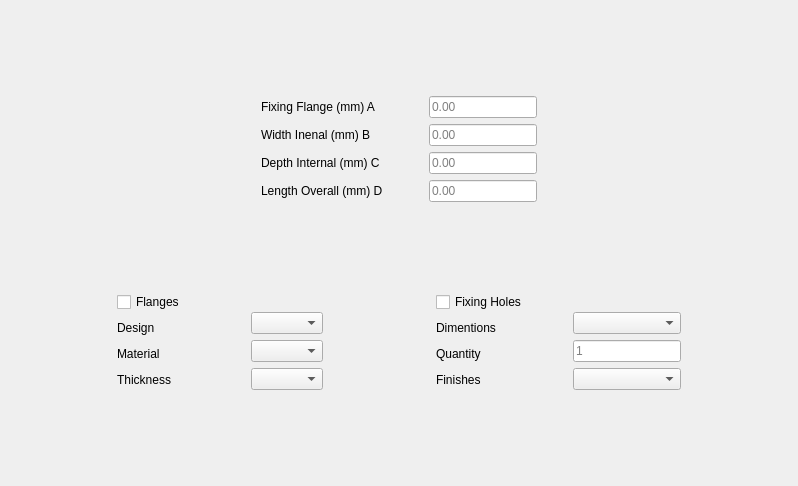
First picture: the form in cablecover.ui, repository mygnu/rgb-quote, before the edit.
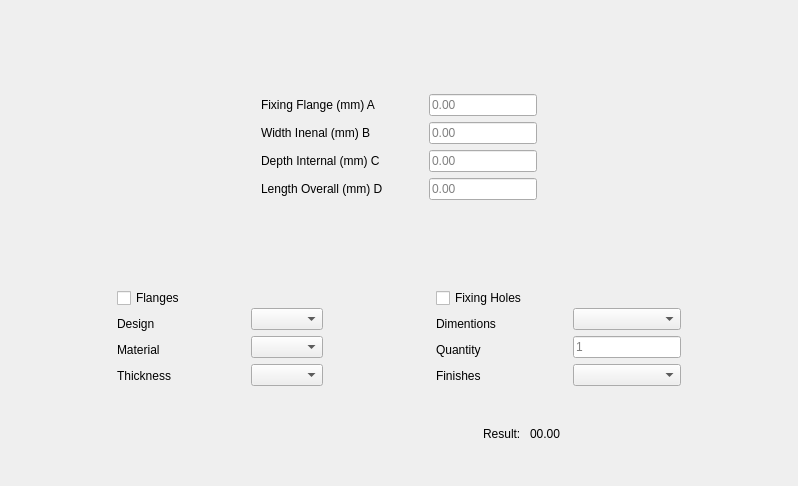
Second picture: the form after the edit.

Patch:
```diff
--- a/cablecover.ui
+++ b/cablecover.ui
@@ -370,7 +370,7 @@
        <item>
         <layout class="QVBoxLayout" name="verticalLayout">
          <item>
-          <widget class="QLabel" name="label_8">
+          <widget class="QLabel" name="placeholder">
            <property name="text">
             <string/>
            </property>
@@ -429,6 +429,8 @@
     </layout>
    </item>
    <item>
+    <layout class="QHBoxLayout" name="horizontalLayout_7">
+     <item>
     <spacer name="verticalSpacer_3">
      <property name="orientation">
       <enum>Qt::Vertical</enum>
@@ -441,6 +443,65 @@
      </property>
     </spacer>
    </item>
+     <item>
+      <spacer name="horizontalSpacer_10">
+       <property name="orientation">
+        <enum>Qt::Horizontal</enum>
+       </property>
+       <property name="sizeHint" stdset="0">
+        <size>
+         <width>40</width>
+         <height>20</height>
+        </size>
+       </property>
+      </spacer>
+     </item>
+     <item>
+      <spacer name="horizontalSpacer_9">
+       <property name="orientation">
+        <enum>Qt::Horizontal</enum>
+       </property>
+       <property name="sizeHint" stdset="0">
+        <size>
+         <width>40</width>
+         <height>20</height>
+        </size>
+       </property>
+      </spacer>
+     </item>
+     <item>
+      <layout class="QHBoxLayout" name="horizontalLayout_6">
+       <item>
+        <widget class="QLabel" name="label_8">
+         <property name="text">
+          <string>Result: </string>
+         </property>
+        </widget>
+       </item>
+       <item>
+        <widget class="QLabel" name="lableResult">
+         <property name="text">
+          <string>00.00</string>
+         </property>
+        </widget>
+       </item>
+      </layout>
+     </item>
+     <item>
+      <spacer name="horizontalSpacer_11">
+       <property name="orientation">
+        <enum>Qt::Horizontal</enum>
+       </property>
+       <property name="sizeHint" stdset="0">
+        <size>
+         <width>40</width>
+         <height>20</height>
+        </size>
+       </property>
+      </spacer>
+     </item>
+    </layout>
+   </item>
   </layout>
  </widget>
  <tabstops>
```
Left out of the diff: 4 changed lines with no effect on the pictures. Lines whose indentation alone changed are shown as unchanged.
